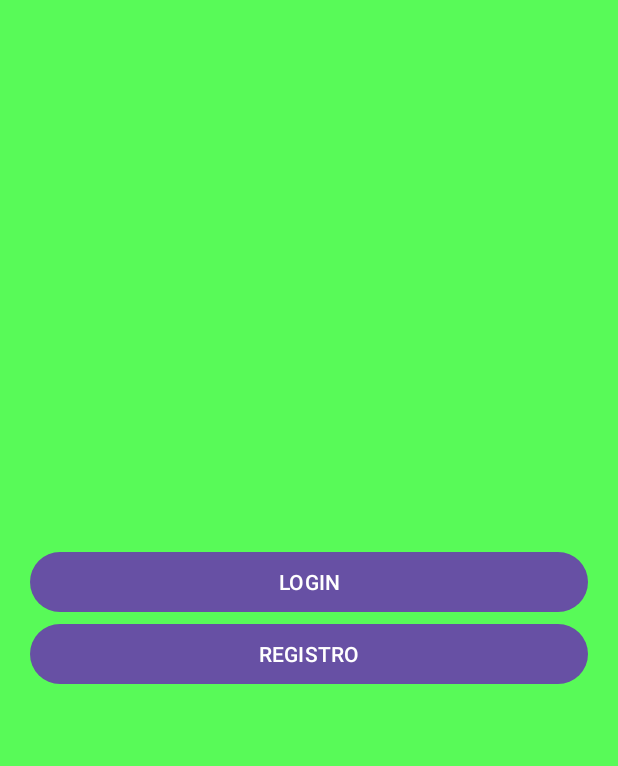
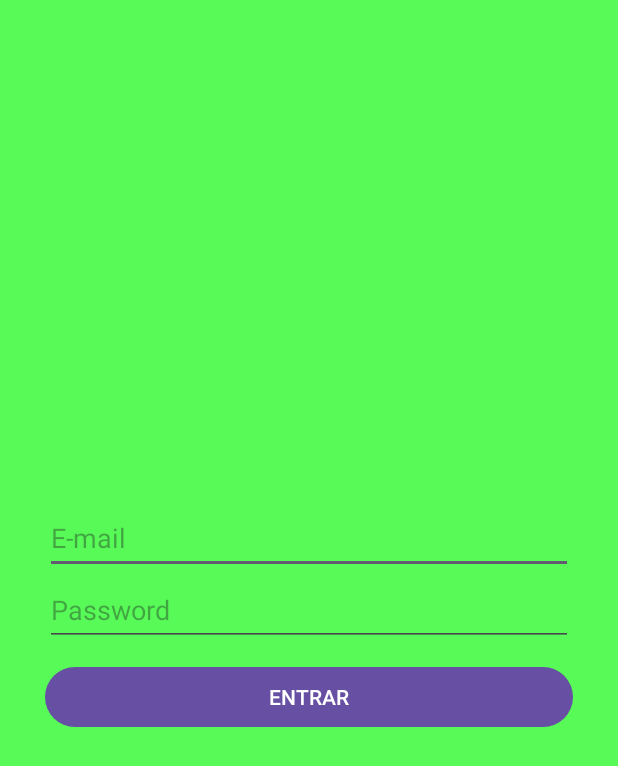
Before and after one commit to Adricalde10/Quiz, an Android app: the screen it shows after launch (LoginRegister before the commit, Login after it), after a tap on "LOGIN", on a phone screen of 412 x 824 dp. Shown: the top 766 px of the screen. Run offline under Robolectric (Android 15) with nearby library versions, the phone set to English and light mode, and no system bars; our stand-ins replace Firebase (no records; nobody signed in at launch, a user with empty details on screens opened directly).

Commit message:
Register y login

```diff
--- a/app/build.gradle.kts
+++ b/app/build.gradle.kts
@@ -60,6 +60,7 @@ dependencies {
     implementation("com.google.firebase:firebase-firestore")
     implementation(platform("com.google.firebase:firebase-bom:33.9.0"))
     implementation("com.google.firebase:firebase-analytics")
+    implementation("com.google.firebase:firebase-database")
     implementation(libs.androidx.core.ktx)
     implementation(libs.androidx.appcompat)
     implementation(libs.material)
--- /dev/null
+++ b/app/src/main/java/com/example/quiztrivial/Login.kt
@@ -0,0 +1,72 @@
+package com.example.quiztrivial
+
+import android.content.Intent
+import android.os.Bundle
+import android.util.Patterns
+import android.widget.Button
+import android.widget.EditText
+import android.widget.Toast
+import androidx.activity.enableEdgeToEdge
+import androidx.appcompat.app.AppCompatActivity
+import androidx.core.view.ViewCompat
+import androidx.core.view.WindowInsetsCompat
+import com.google.firebase.auth.FirebaseAuth
+import com.google.firebase.auth.FirebaseUser
+
+class Login : AppCompatActivity() {
+    //Despleguem les variables que farem servir
+    lateinit var correoLogin : EditText
+    lateinit var passLogin : EditText
+    lateinit var BtnLogin : Button
+    lateinit var auth: FirebaseAuth //FIREBASE AUTENTIFICACIO
+    override fun onCreate(savedInstanceState: Bundle?) {
+        super.onCreate(savedInstanceState)
+        auth = FirebaseAuth.getInstance()
+        enableEdgeToEdge()
+        setContentView(R.layout.activity_login)
+        correoLogin =findViewById<EditText>(R.id.correoLogin)
+        passLogin =findViewById<EditText>(R.id.passLogin)
+        BtnLogin =findViewById<Button>(R.id.BtnLogin)
+        BtnLogin.setOnClickListener(){
+            //Abans de fer el registre validem les dades
+            var email:String = correoLogin.getText().toString()
+            var passw:String = passLogin.getText().toString()
+            // validació del correu
+            // si no es de tipus correu
+            if (!Patterns.EMAIL_ADDRESS.matcher(email).matches()){
+                correoLogin.setError("Invalid Mail")
+            }
+            else if (passw.length<6) {
+                passLogin.setError("Password less than 6 chars")
+            }
+            else
+            {
+                LogindeJugador(email, passw)
+            }
+        }
+
+
+    }
+    private fun LogindeJugador(email: String, passw: String) {
+        auth.signInWithEmailAndPassword(email, passw)
+            .addOnCompleteListener(this)
+            { task ->
+                if (task.isSuccessful) {
+                    val tx: String = "Benvingut "+ email
+                    Toast.makeText(this, tx, Toast.LENGTH_LONG).show()
+                    val user = auth.currentUser
+                    updateUI(user)
+                } else {
+                    Toast.makeText(this, "ERROR Autentificació",
+                        Toast.LENGTH_LONG).show()
+                }
+            }
+    }
+    fun updateUI(user: FirebaseUser?)
+    {
+        val intent= Intent(this, Menu::class.java)
+        startActivity(intent)
+        finish()
+    }
+
+}
--- a/app/src/main/java/com/example/quiztrivial/LoginRegister.kt
+++ b/app/src/main/java/com/example/quiztrivial/LoginRegister.kt
@@ -9,20 +9,42 @@ import androidx.activity.enableEdgeToEdge
 import androidx.appcompat.app.AppCompatActivity
 import androidx.core.view.ViewCompat
 import androidx.core.view.WindowInsetsCompat
+import com.google.firebase.auth.FirebaseAuth
+import com.google.firebase.auth.FirebaseUser
 
 class LoginRegister : AppCompatActivity() {
+    lateinit var auth: FirebaseAuth
+    var user: FirebaseUser? = null;
     override fun onCreate(savedInstanceState: Bundle?) {
         super.onCreate(savedInstanceState)
         setContentView(R.layout.activity_login_register)
+        auth = FirebaseAuth.getInstance()
+        user = auth.currentUser
         var BTMLOGIN = findViewById<Button>(R.id.BTMLOGIN);
         var BTMREGISTRO = findViewById<Button>(R.id.BTMREGISTRO);
         BTMLOGIN.setOnClickListener(){
             Toast.makeText(this, "click botó login",Toast.LENGTH_LONG).show();
+            val intent = Intent(this, Login::class.java) // Reemplaza con la actividad de destino
+            startActivity(intent)
         }
         BTMREGISTRO.setOnClickListener(){
-            Toast.makeText(this, "click botó Registre",Toast.LENGTH_LONG).show();
+            //Toast.makeText(this, "click botó Registre",Toast.LENGTH_LONG).show();
             val intent = Intent(this, MainActivity2::class.java) // Reemplaza con la actividad de destino
             startActivity(intent)
         }
     }
+    override fun onStart() {
+        usuariLogejat()
+        super.onStart()
+    }
+    private fun usuariLogejat() {
+        if (user !=null)
+        {
+            val intent= Intent(this, Menu::class.java)
+            startActivity(intent)
+            finish()
+        }
+    }
+
+
 }
--- /dev/null
+++ b/app/src/main/res/layout/activity_login.xml
@@ -0,0 +1,42 @@
+<?xml version="1.0" encoding="utf-8"?>
+<RelativeLayout
+    xmlns:android="http://schemas.android.com/apk/res/android"
+    xmlns:app="http://schemas.android.com/apk/res-auto"
+    xmlns:tools="http://schemas.android.com/tools"
+    android:layout_width="match_parent"
+    android:layout_height="match_parent"
+    android:background="#58FA58"
+    tools:context=".Login">
+
+    <LinearLayout
+        android:layout_width="match_parent"
+        android:layout_height="match_parent"
+        android:gravity="center"
+        android:orientation="vertical"
+        android:padding="30dp">
+        <!-- ENTREM EL MAIL -->
+        <EditText
+            android:id="@+id/correoLogin"
+            android:layout_width="match_parent"
+            android:layout_height="wrap_content"
+            android:minHeight="48dp"
+            android:inputType="textEmailAddress"
+            android:hint="@string/correoLogin" />
+        <!-- ENTREM EL PASSWORD -->
+        <EditText
+            android:id="@+id/passLogin"
+            android:layout_width="match_parent"
+            android:layout_height="wrap_content"
+            android:minHeight="48dp"
+            android:inputType="textPassword"
+            android:hint="@string/passLogin" />
+        <!-- BOTO DE ENTRAR -->
+        <Button
+            android:id="@+id/BtnLogin"
+            android:layout_width="match_parent"
+            android:layout_height="wrap_content"
+            android:text="@string/BtnLogin"
+            android:layout_marginTop="10dp"
+            />
+    </LinearLayout>
+</RelativeLayout>
```
Also changed, not shown: app/src/main/AndroidManifest.xml (+10 -5 lines), app/src/main/java/com/example/quiztrivial/MainActivity2.kt (+90 -10 lines), app/src/main/java/com/example/quiztrivial/Menu.kt (added, +113 -0 lines), app/src/main/res/layout/activity_menu.xml (added, +93 -0 lines), app/src/main/res/values/strings.xml (+15 -0 lines), 1 other file.
